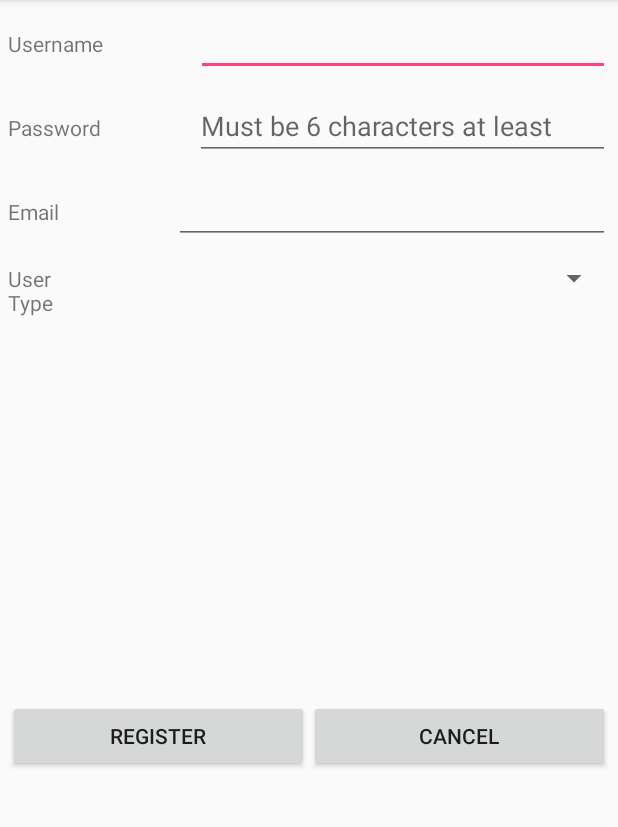
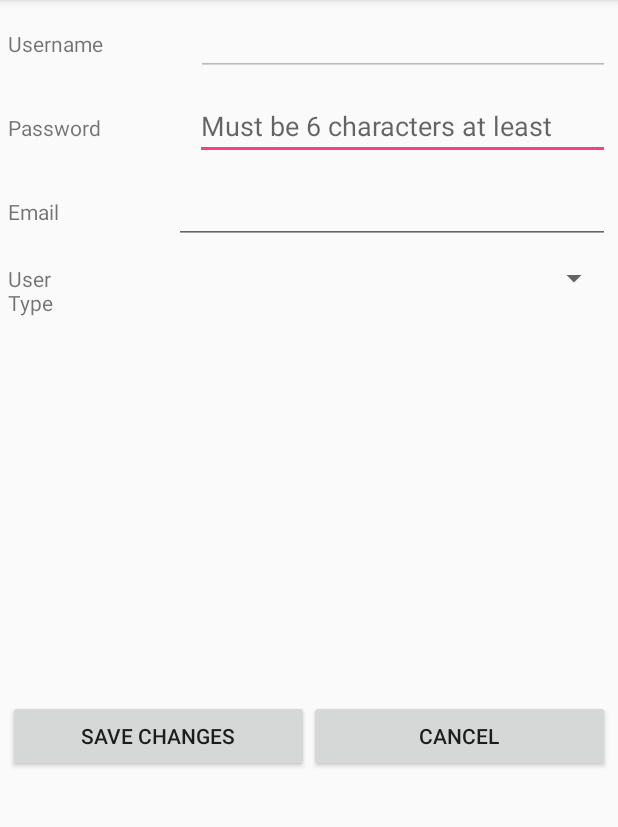
Before and after one commit to rohithmacherla/WaterSource, an Android app: the MainScreenActivity screen opened directly, with no data from a screen before it, in the side drawer, after a tap on "Edit Profile", on a phone screen of 412 x 824 dp, the part 84-911 px from its top. Run offline under Robolectric (Android 15) with nearby library versions, the phone set to English and light mode, and no system bars; 6 statements that could not run were skipped.

Commit message:
Fix saving changes. use finish() instead of creating new activity. disabled changing userName

```diff
--- a/app/src/main/java/com/example/myothiha09/m4cs2340/controller/MainScreenActivity.java
+++ b/app/src/main/java/com/example/myothiha09/m4cs2340/controller/MainScreenActivity.java
@@ -21,6 +21,8 @@ import com.example.myothiha09.m4cs2340.model.User;
 
 public class MainScreenActivity extends AppCompatActivity {
     User user;
+    TextView userHeader;
+    TextView userTypeHeader;
 
     @Override
     protected void onCreate(Bundle savedInstanceState) {
@@ -63,8 +65,8 @@ public class MainScreenActivity extends AppCompatActivity {
             }
         });
         View layout = navigationView.getHeaderView(0);
-        TextView userHeader = (TextView) layout.findViewById(R.id.headerUsername);
-        TextView userTypeHeader = (TextView) layout.findViewById(R.id.headerUserType);
+        userHeader = (TextView) layout.findViewById(R.id.headerUsername);
+        userTypeHeader = (TextView) layout.findViewById(R.id.headerUserType);
         userHeader.setText(user.getName());
         userTypeHeader.setText(user.getUserType().toString());
     }
@@ -100,4 +102,11 @@ public class MainScreenActivity extends AppCompatActivity {
 
         return super.onOptionsItemSelected(item);
     }
+
+    @Override
+    protected void onRestart() {
+        super.onRestart();
+        userHeader.setText(user.getName());
+        userTypeHeader.setText(user.getUserType().toString());
+    }
 }
```
Also changed, not shown: app/src/main/java/com/example/myothiha09/m4cs2340/controller/UserDetailsActivity.java (+24 -6 lines).
